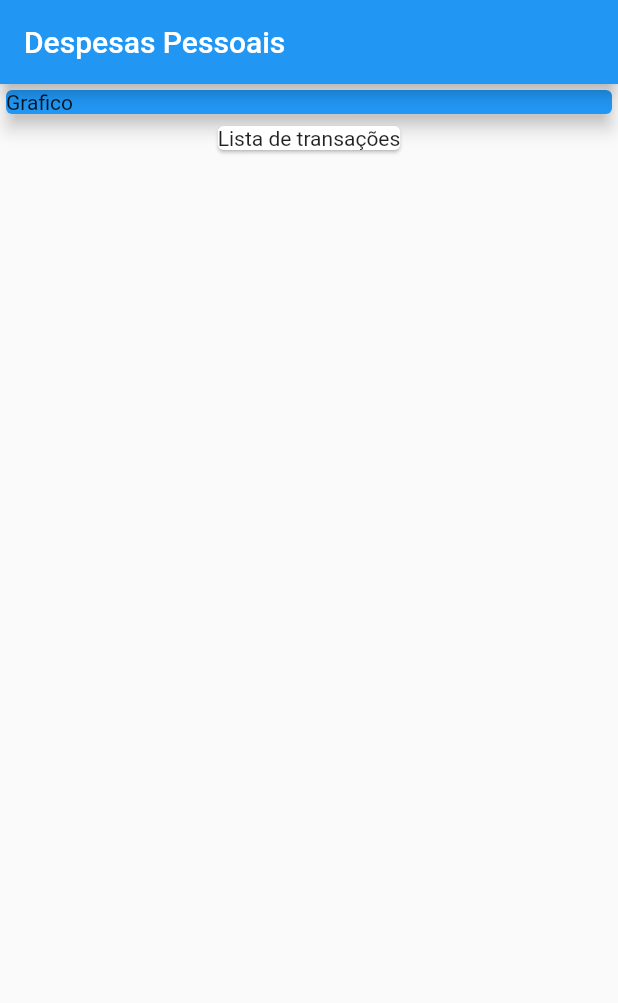
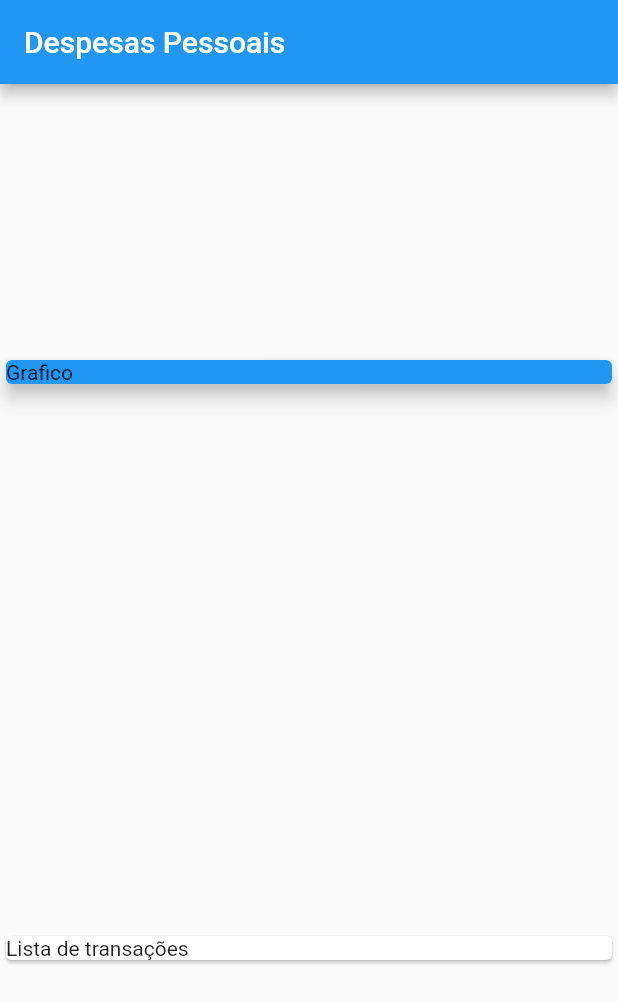
Before and after one commit to Wesleyti007/curso_flutter, a Flutter app: the screen it shows after launch, on a phone screen of 412 x 824 dp. Shown: the top 1003 px of the screen. Run offline on Flutter 3.47's test engine with Material 2 defaults, Android fonts, the phone set to English and light mode, and no system bars.

```diff
--- a/expenses/lib/main.dart
+++ b/expenses/lib/main.dart
@@ -1,4 +1,5 @@
 
+import 'package:expenses/models/transaction.dart';
 import 'package:flutter/material.dart';
 
 main() => runApp(ExpensesApp());
@@ -13,12 +14,36 @@ Widget build(BuildContext context){
 }
 
 class MyHome extends StatelessWidget {
+  final _transaction = [
+    Transaction(
+      id: 't1',
+      title: 'Novo tenis de corrida',
+     value: 354.76,
+      date: DateTime.now()
+    ),
+    Transaction(
+      id: 't2',
+      title: 'Almoço',
+     value: 50.76,
+      date: DateTime.now()
+    ),
+    Transaction(
+      id: 't3',
+      title: 'Conta de luz',
+     value: 120.12,
+      date: DateTime.now()
+      ),
+
+  ];
 
 Widget build(BuildContext context){
   return Scaffold(
    appBar: AppBar( title: Text('Despesas Pessoais'),
    ),
-   body: Column(children: <Widget>[
+   body: Column(
+     mainAxisAlignment: MainAxisAlignment.spaceAround,
+    crossAxisAlignment: CrossAxisAlignment.stretch,
+    children: <Widget>[
     Container(
       width: double.infinity,
       child: Card(
--- /dev/null
+++ b/expenses/lib/models/transaction.dart
@@ -0,0 +1,13 @@
+class Transaction {
+  final String id;
+  final String title;
+  final double value;
+  final DateTime date;
+
+  Transaction({
+    required this.id,
+    required this.title,
+    required this.value,
+    required this.date
+  });
+}
```
